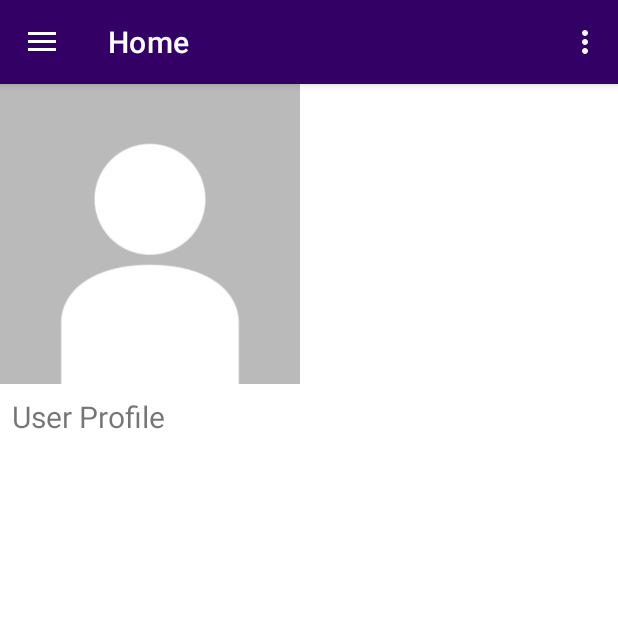
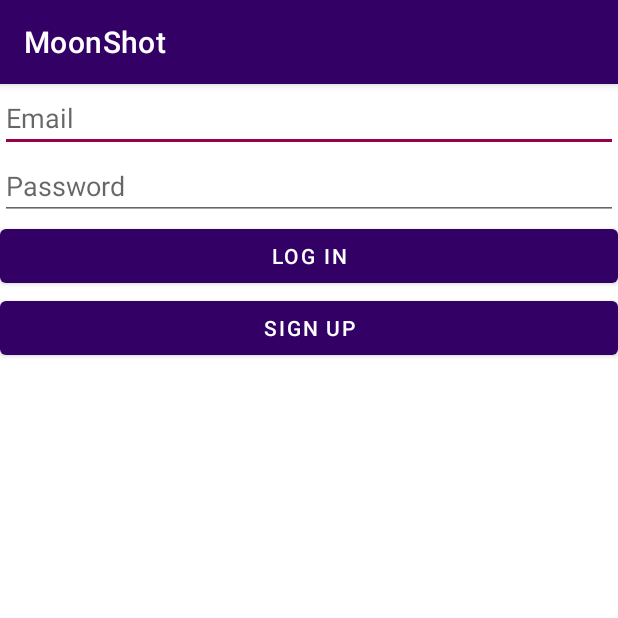
Before and after one commit to MoonShotApp1/MoonShot, an Android app: the screen it shows after launch (MainActivity before the commit, LogInActivity after it), on a phone screen of 412 x 824 dp, the top half of it. Run offline under Robolectric (Android 15) with nearby library versions, the phone set to English and light mode, and no system bars; our stand-ins replace Firebase (no records; nobody signed in at launch, a user with empty details on screens opened directly), navigation-ui.

Commit message:
added firebase auth

```diff
--- a/app/build.gradle
+++ b/app/build.gradle
@@ -52,4 +52,8 @@
 
     implementation platform('com.google.firebase:firebase-bom:28.4.2')
     implementation 'com.google.firebase:firebase-analytics-ktx'
+
+    implementation 'com.google.firebase:firebase-auth-ktx'
+    implementation 'com.google.firebase:firebase-firestore-ktx'
+
 }
--- a/app/src/main/AndroidManifest.xml
+++ b/app/src/main/AndroidManifest.xml
@@ -21,6 +21,8 @@
             </intent-filter>
         </activity>
         <activity android:name=".IndividualCoinActivity" />
+        <activity android:name=".LogInActivity" />
+        <activity android:name=".SignUpActivity" />
     </application>
 
 </manifest>
--- /dev/null
+++ b/app/src/main/java/com/dartmouth/moonshot/LogInActivity.kt
@@ -0,0 +1,63 @@
+package com.dartmouth.moonshot
+
+import android.content.Intent
+import android.os.Bundle
+import android.util.Log
+import android.widget.Button
+import android.widget.EditText
+import androidx.appcompat.app.AppCompatActivity
+import com.google.firebase.auth.FirebaseAuth
+
+class LogInActivity: AppCompatActivity() {
+    private lateinit var logInButton: Button
+    private lateinit var signUpButton: Button
+    private lateinit var emailEditText: EditText
+    private lateinit var passwordEditText: EditText
+    private var mFirebaseAuth: FirebaseAuth? = null
+
+    override fun onCreate(savedInstanceState: Bundle?) {
+        super.onCreate(savedInstanceState)
+        setContentView(R.layout.activity_log_in);
+
+        mFirebaseAuth = FirebaseAuth.getInstance()
+
+        emailEditText = findViewById(R.id.edittext_email)
+        passwordEditText = findViewById(R.id.edittext_email)
+
+        signUpButton = findViewById(R.id.button_signup)
+        signUpButton.setOnClickListener(){
+            signUp()
+        }
+
+        logInButton = findViewById(R.id.button_login)
+        logInButton.setOnClickListener(){
+            logIn()
+        }
+    }
+
+    fun signUp(){
+        val intent = Intent(this, SignUpActivity::class.java)
+        startActivity(intent)
+    }
+
+    fun logIn(){
+        val email = emailEditText.text.toString()
+        val password = passwordEditText.text.toString()
+
+        if (email.isEmpty() || password.isEmpty()) {
+            // TODO
+        } else {
+            mFirebaseAuth!!.signInWithEmailAndPassword(email, password).addOnCompleteListener(this){
+                if(it.isSuccessful){
+                    // Log in successful, go back to main activity
+                    Log.d("debug", "log in successful")
+                    finish()
+                } else {
+                    // Log in unsuccessful
+                    // TODO
+                    Log.d("debug", "log in failed")
+                }
+            }
+        }
+    }
+}
--- a/app/src/main/java/com/dartmouth/moonshot/MainActivity.kt
+++ b/app/src/main/java/com/dartmouth/moonshot/MainActivity.kt
@@ -1,5 +1,6 @@
 package com.dartmouth.moonshot
 
+import android.content.Intent
 import android.os.Bundle
 import android.view.Menu
 import com.google.android.material.snackbar.Snackbar
@@ -12,11 +13,16 @@
 import androidx.drawerlayout.widget.DrawerLayout
 import androidx.appcompat.app.AppCompatActivity
 import com.dartmouth.moonshot.databinding.ActivityMainBinding
+import com.google.firebase.auth.FirebaseAuth
+import com.google.firebase.auth.FirebaseUser
 
 class MainActivity : AppCompatActivity() {
 
     private lateinit var appBarConfiguration: AppBarConfiguration
     private lateinit var binding: ActivityMainBinding
+
+    private var mFirebaseAuth: FirebaseAuth? = null
+    private var mFirebaseUser: FirebaseUser? = null
 
     override fun onCreate(savedInstanceState: Bundle?) {
         super.onCreate(savedInstanceState)
@@ -38,6 +44,14 @@
         )
         setupActionBarWithNavController(navController, appBarConfiguration)
         navView.setupWithNavController(navController)
+
+        // Get Firebaser user
+        mFirebaseAuth = FirebaseAuth.getInstance()
+        mFirebaseUser = mFirebaseAuth!!.getCurrentUser()
+
+        if(mFirebaseUser == null){
+            logIn()
+        }
     }
 
     override fun onCreateOptionsMenu(menu: Menu): Boolean {
@@ -50,4 +64,9 @@
         val navController = findNavController(R.id.nav_host_fragment_content_main)
         return navController.navigateUp(appBarConfiguration) || super.onSupportNavigateUp()
     }
+
+    fun logIn(){
+        val intent = Intent(this, LogInActivity::class.java)
+        startActivity(intent)
+    }
 }
--- /dev/null
+++ b/app/src/main/res/layout/activity_log_in.xml
@@ -0,0 +1,39 @@
+<?xml version="1.0" encoding="utf-8"?>
+<LinearLayout
+    xmlns:android="http://schemas.android.com/apk/res/android"
+    android:layout_width="match_parent"
+    android:layout_height="match_parent"
+    android:orientation="vertical">
+
+    <EditText
+        android:id="@+id/edittext_email"
+        android:layout_width="match_parent"
+        android:layout_height="wrap_content"
+        android:ems="10"
+        android:hint="Email"
+        android:inputType="textEmailAddress">
+
+        <requestFocus />
+    </EditText>
+
+    <EditText
+        android:id="@+id/edittext_password"
+        android:layout_width="match_parent"
+        android:layout_height="wrap_content"
+        android:ems="10"
+        android:hint="Password"
+        android:inputType="textPassword" />
+
+    <Button
+        android:id="@+id/button_login"
+        android:layout_width="match_parent"
+        android:layout_height="wrap_content"
+        android:text="Log In" />
+
+    <Button
+        android:id="@+id/button_signup"
+        android:layout_width="match_parent"
+        android:layout_height="wrap_content"
+        android:text="Sign Up" />
+
+</LinearLayout>
```
Also changed, not shown: app/src/main/java/com/dartmouth/moonshot/SignUpActivity.kt (added, +54 -0 lines), app/src/main/res/layout/activity_sign_up.xml (added, +33 -0 lines).
